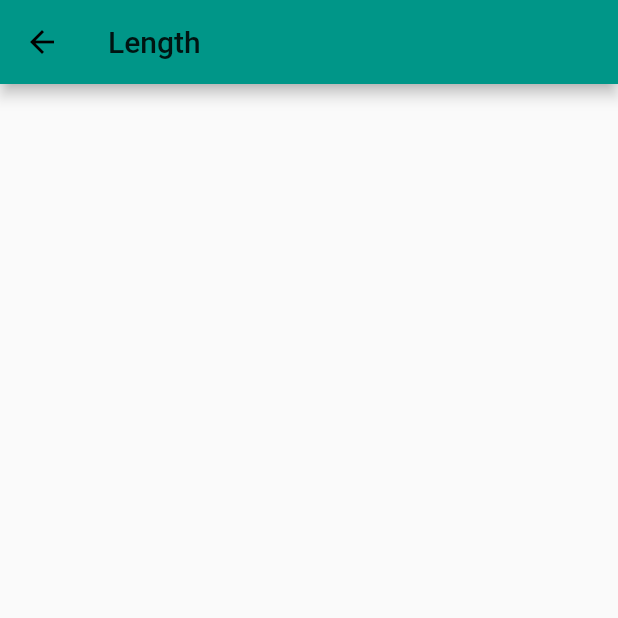
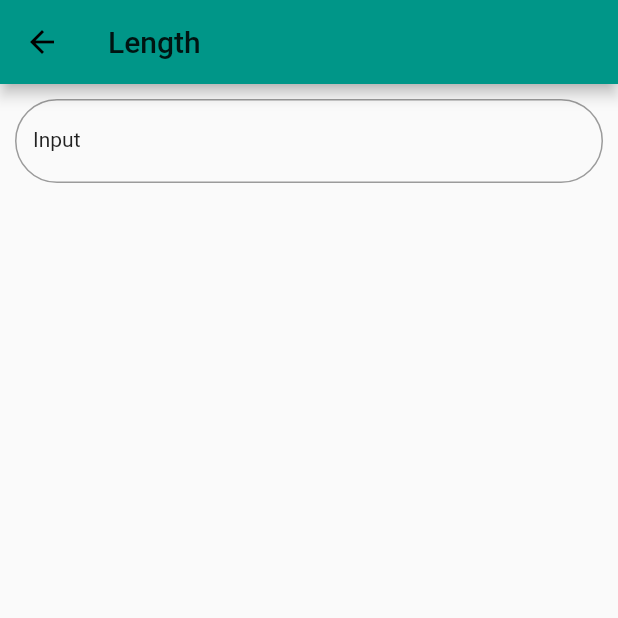
Before and after one commit to DhruvamSharma/FlutterStarter, a Flutter app: the screen it shows after launch, after a tap on "Length", on a phone screen of 412 x 824 dp, the top half of it. Run offline on Flutter 3.47's test engine with Material 2 defaults, Android fonts, the phone set to English and light mode, and no system bars.

Commit message:
Task Master: Added a color swatch and a TextField

```diff
--- a/udacity_flutter_course/lib/category.dart
+++ b/udacity_flutter_course/lib/category.dart
@@ -50,12 +50,12 @@ class Category extends StatelessWidget {
   // See https://docs.flutter.io/flutter/material/Theme-class.html
   Widget build(BuildContext context) {
     return Material(
-      color: Colors.transparent,
+      color: color,
       child: Container(
         height: _rowHeight,
         child: InkWell(
           highlightColor: color,
-          splashColor: color,
+          splashColor: Colors.pink.shade900,
           // We can use either the () => function() or the () { function(); }
           // syntax.
           onTap: () {
--- a/udacity_flutter_course/lib/converter.dart
+++ b/udacity_flutter_course/lib/converter.dart
@@ -1,4 +1,5 @@
 import 'package:flutter/material.dart';
+import 'package:udacity_flutter_course/single_converter.dart';
 
 class UnitConverterScreen extends StatefulWidget {
 
@@ -47,6 +48,7 @@ class UnitConverterScreenState extends State<UnitConverterScreen> {
         title: Text(title),
         backgroundColor: color,
       ),
+      body: ConverterWidget(),
     );
   }
 }
--- a/udacity_flutter_course/lib/home.dart
+++ b/udacity_flutter_course/lib/home.dart
@@ -10,6 +10,13 @@ import 'package:meta/meta.dart';
 import 'package:udacity_flutter_course/category.dart';
 
 class MyHomeScreen extends StatefulWidget {
+
+  final swatch = const ColorSwatch(
+      0x33579186, {
+    10 : Color(0x33579186),
+    20 : Color(0x33579186),
+  }
+  );
 
   final String title;
 
@@ -57,6 +64,8 @@ class MyHomeScreen extends StatefulWidget {
 
 
 
+
+
   @override
   State<StatefulWidget> createState() {
     // TODO: implement createState
@@ -76,7 +85,7 @@ class _HomeScreenState extends State<MyHomeScreen> {
      @required this.iconsData,
      @required this.categoryNames,
      @required this.baseColors,
-    @required this.title,
+     @required this.title,
 }): assert(title != null);
 
   @override
@@ -107,7 +116,7 @@ class _HomeScreenState extends State<MyHomeScreen> {
     return Scaffold(
       appBar: AppBar(
         title: Text(title),
-        backgroundColor: Colors.amber,
+        backgroundColor: Colors.cyan,
         textTheme: TextTheme(headline: TextStyle(fontSize: 24)),
       ),
       body: _buildListWidget(categories),
--- a/udacity_flutter_course/lib/main.dart
+++ b/udacity_flutter_course/lib/main.dart
@@ -11,18 +11,11 @@ class MyApp extends StatelessWidget {
       title: 'Flutter Demo',
       debugShowCheckedModeBanner: false,
       theme: ThemeData(
-        // This is the theme of your application.
-        //
-        // Try running your application with "flutter run". You'll see the
-        // application has a blue toolbar. Then, without quitting the app, try
-        // changing the primarySwatch below to Colors.green and then invoke
-        // "hot reload" (press "r" in the console where you ran "flutter run",
-        // or simply save your changes to "hot reload" in a Flutter IDE).
-        // Notice that the counter didn't reset back to zero; the application
-        // is not restarted.
-        primarySwatch: Colors.amber,
+        primarySwatch: Colors.cyan,
       ),
       home: MyHomeScreen(title: 'Flutter'),
     );
   }
+
+
 }
--- /dev/null
+++ b/udacity_flutter_course/lib/single_converter.dart
@@ -0,0 +1,24 @@
+import 'package:flutter/material.dart';
+
+
+class ConverterWidget extends StatelessWidget {
+  @override
+  Widget build(BuildContext context) {
+    return Container(
+      child: Padding(
+        padding: const EdgeInsets.all(10.0),
+        child: TextField(
+          keyboardType: TextInputType.number,
+          style: Theme.of(context).textTheme.body1,
+          decoration: InputDecoration(
+            labelText: "Input",
+            labelStyle: Theme.of(context).textTheme.body1,
+            border: OutlineInputBorder(
+              borderRadius: BorderRadius.circular(32),
+            ),
+          ),
+        ),
+      ),
+    );
+  }
+}
```
